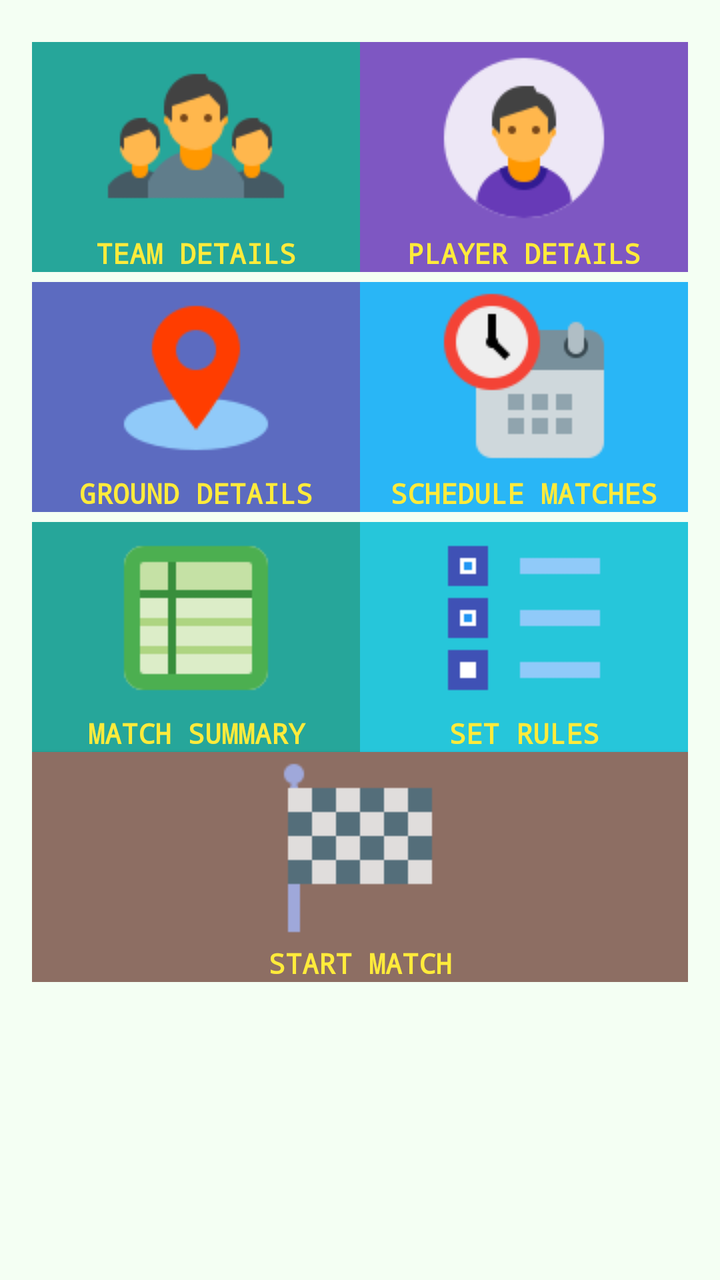
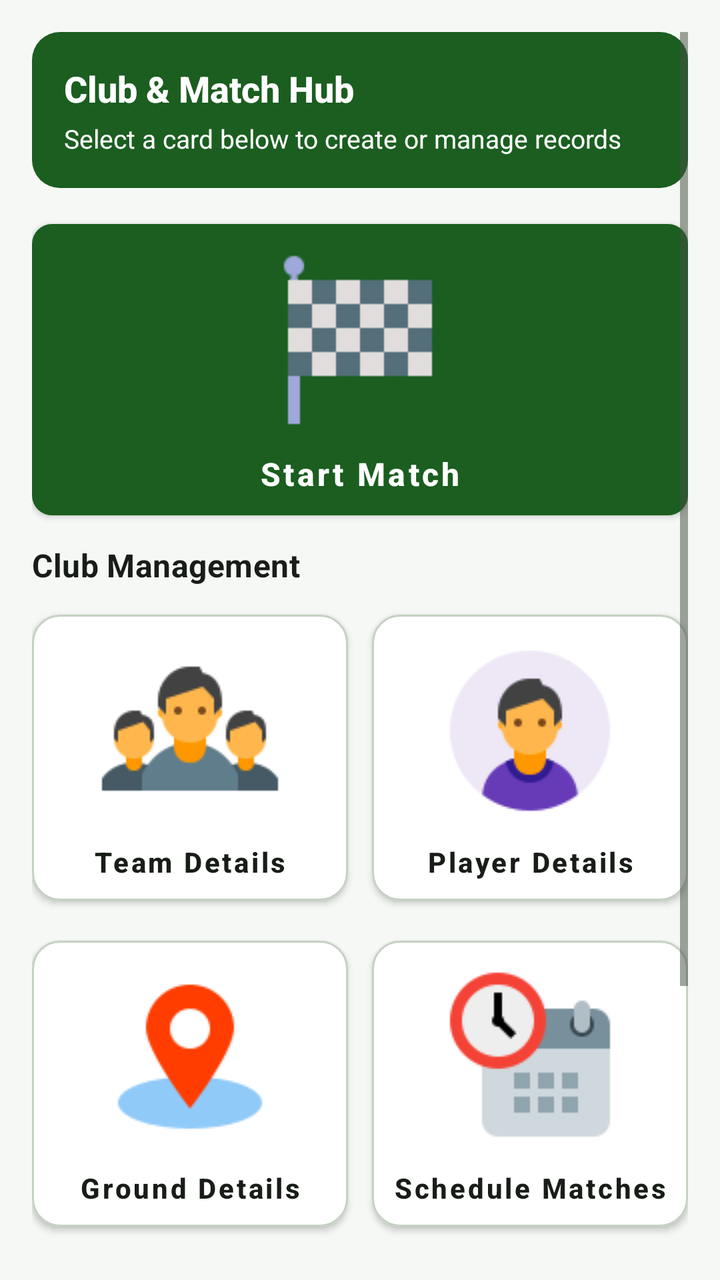

Two renders of the same Android screen: before a commit and after it. Below are the layout's source before the change and the commit's diff.
<!-- AndroidManifest.xml: application theme AppTheme -->
<!-- res/layout/activity_landing_page.xml -->
<?xml version="1.0" encoding="utf-8"?>
<ScrollView xmlns:android="http://schemas.android.com/apk/res/android"
    xmlns:tools="http://schemas.android.com/tools"
    android:id="@+id/activity_landing_page"
    android:layout_width="fill_parent"
    android:layout_height="fill_parent"
    android:paddingBottom="@dimen/activity_vertical_margin"
    android:paddingLeft="@dimen/activity_horizontal_margin"
    android:paddingRight="@dimen/activity_horizontal_margin"
    android:paddingTop="@dimen/activity_vertical_margin"
    android:background="@color/Color_Background"
    tools:context="com.example.android.cricketscoreboard.views.LandingPageActivity">

<LinearLayout xmlns:android="http://schemas.android.com/apk/res/android"
    xmlns:tools="http://schemas.android.com/tools"
    android:layout_width="match_parent"
    android:layout_height="match_parent"
    android:layout_centerHorizontal="true"
    android:layout_centerVertical="true"
    android:layout_gravity="center_horizontal"
    android:orientation="vertical"
    android:background="@color/Color_Background"
    tools:context="com.example.android.cricketscoreboard.views.LandingPageActivity">

<LinearLayout
    android:layout_width="match_parent"
    android:layout_height="match_parent"
    android:orientation="horizontal"
    android:paddingTop="5dp"
    android:layout_weight="0.1"
    >

    <Button
        android:id="@+id/teamDetails_btn"
        android:layout_width="match_parent"
        android:layout_height="match_parent"
        android:layout_weight="1"
        android:background="@color/Color_buttonBackPush2a"
        android:drawableTop="@drawable/conference_2"
        android:fadingEdge="horizontal|vertical"
        android:fontFamily="monospace"
        android:onClick="teamDetails"

        android:text="@string/team_details_string"
        android:textColor="@color/Color_ButtonText"
        android:textStyle="bold" />

    <Button
        android:id="@+id/playerDetails_btn"
        android:layout_width="match_parent"
        android:layout_height="match_parent"
        android:layout_weight="1"
        android:drawableTop="@drawable/user_male_circle_2"
        android:background="@color/Color_buttonBackPush"
        android:fontFamily="monospace"
        android:onClick="onCreateContextMenu"
        android:text="@string/player_details_string"
        android:textColor="@color/Color_ButtonText"
        android:textStyle="bold"

        />

</LinearLayout>

    <LinearLayout
        android:layout_width="match_parent"
        android:layout_height="match_parent"
        android:paddingTop="5dp"
        android:layout_weight="0.1">

        <Button
            android:id="@+id/groundDetails_btn"
            android:layout_width="match_parent"
            android:layout_height="match_parent"
            android:layout_weight="1"
            android:background="@color/Color_buttonBackPusha"
            android:fontFamily="monospace"
            android:onClick="groundDetails"
            android:drawableTop="@drawable/geo_fence_2"
            android:text="@string/ground_details_string"
            android:textColor="@color/Color_ButtonText"
            android:textStyle="bold" />

        <Button
            android:id="@+id/scheduleMatch_btn"
            android:layout_width="match_parent"
            android:layout_height="match_parent"
            android:layout_weight="1"
            android:background="@color/Color_buttonBackPush1a"
            android:fontFamily="monospace"
            android:onClick="scheduleMatches"
            android:text="@string/schedule_match_string"
            android:drawableTop="@drawable/overtime_2"
            android:textColor="@color/Color_ButtonText"
            android:textStyle="bold" />
    </LinearLayout>
    <LinearLayout
        android:layout_width="match_parent"
        android:layout_height="wrap_content"
        android:orientation="horizontal"
        android:paddingTop="5dp"
        android:layout_weight="3">
        <Button
            android:id="@+id/viewMatchSummary_btn"
            android:layout_width="match_parent"
            android:layout_height="match_parent"
            android:layout_weight="2"
            android:background="@color/Color_buttonBackPush2a"
            android:fontFamily="monospace"
            android:text="@string/viewMatchSummary_string"
            android:drawableTop="@drawable/match_summary"
            android:textColor="@color/Color_ButtonText"
            android:textStyle="bold" />
        <Button
            android:id="@+id/setRules_btn"
            android:layout_width="match_parent"
            android:layout_height="match_parent"
            android:layout_weight="2"
            android:background="@color/Color_buttonBackPush2"
            android:fontFamily="monospace"
            android:text="@string/set_rules_string"
            android:drawableTop="@drawable/checklist"
            android:textColor="@color/Color_ButtonText"
            android:textStyle="bold" />
    </LinearLayout>

        <Button
            android:id="@+id/startMatch_btn"
            android:layout_width="match_parent"
            android:layout_height="match_parent"
            android:layout_weight="1"
            android:background="@color/Color_buttonBackPush3"
            android:fontFamily="monospace"
            android:onClick="startMatch"
            android:text="@string/start_match_string"
            android:textColor="@color/Color_ButtonText"
            android:drawableTop="@drawable/finish_flag_2"
            android:textStyle="bold" />
</LinearLayout>




    </ScrollView>
<!-- resources referenced by this layout -->
<resources>
  <color name="Color_Background">#F4FFF3</color>
  <color name="Color_ButtonText">#FFEB3B</color>
  <color name="Color_buttonBackPush">#7E57C2</color>
  <color name="Color_buttonBackPush1a">#29B6F6</color>
  <color name="Color_buttonBackPush2">#26C6DA</color>
  <color name="Color_buttonBackPush2a">#26A69A</color>
  <color name="Color_buttonBackPush3">#8D6E63</color>
  <color name="Color_buttonBackPusha">#5C6BC0</color>
  <style name="AppTheme" parent="Theme.AppCompat.Light.DarkActionBar">
          
          <item name="colorPrimary">@color/colorPrimary</item>
          <item name="colorPrimaryDark">@color/colorPrimaryDark</item>
          <item name="colorAccent">@color/colorAccent</item>
      </style>
  <color name="colorPrimary">#8bc34a</color>
  <color name="colorPrimaryDark">#5a9216</color>
  <color name="colorAccent">#E64A19</color>
  <!-- unchanged entries left out for length: 16 -->
</resources>

<!-- the commit's change to res/layout/activity_landing_page.xml (unified diff, before → after) -->
@@ -1,144 +1,181 @@
 <?xml version="1.0" encoding="utf-8"?>
 <ScrollView xmlns:android="http://schemas.android.com/apk/res/android"
+    xmlns:app="http://schemas.android.com/apk/res-auto"
     xmlns:tools="http://schemas.android.com/tools"
     android:id="@+id/activity_landing_page"
-    android:layout_width="fill_parent"
-    android:layout_height="fill_parent"
-    android:paddingBottom="@dimen/activity_vertical_margin"
-    android:paddingLeft="@dimen/activity_horizontal_margin"
-    android:paddingRight="@dimen/activity_horizontal_margin"
-    android:paddingTop="@dimen/activity_vertical_margin"
-    android:background="@color/Color_Background"
-    tools:context="com.example.android.cricketscoreboard.views.LandingPageActivity">
-
-<LinearLayout xmlns:android="http://schemas.android.com/apk/res/android"
-    xmlns:tools="http://schemas.android.com/tools"
     android:layout_width="match_parent"
     android:layout_height="match_parent"
-    android:layout_centerHorizontal="true"
-    android:layout_centerVertical="true"
-    android:layout_gravity="center_horizontal"
-    android:orientation="vertical"
     android:background="@color/Color_Background"
+    android:fillViewport="true"
+    android:paddingLeft="@dimen/activity_horizontal_margin"
+    android:paddingTop="@dimen/activity_vertical_margin"
+    android:paddingRight="@dimen/activity_horizontal_margin"
+    android:paddingBottom="@dimen/activity_vertical_margin"
     tools:context="com.example.android.cricketscoreboard.views.LandingPageActivity">
-
-<LinearLayout
-    android:layout_width="match_parent"
-    android:layout_height="match_parent"
-    android:orientation="horizontal"
-    android:paddingTop="5dp"
-    android:layout_weight="0.1"
-    >
-
-    <Button
-        android:id="@+id/teamDetails_btn"
-        android:layout_width="match_parent"
-        android:layout_height="match_parent"
-        android:layout_weight="1"
-        android:background="@color/Color_buttonBackPush2a"
-        android:drawableTop="@drawable/conference_2"
-        android:fadingEdge="horizontal|vertical"
-        android:fontFamily="monospace"
-        android:onClick="teamDetails"
-
-        android:text="@string/team_details_string"
-        android:textColor="@color/Color_ButtonText"
-        android:textStyle="bold" />
-
-    <Button
-        android:id="@+id/playerDetails_btn"
-        android:layout_width="match_parent"
-        android:layout_height="match_parent"
-        android:layout_weight="1"
-        android:drawableTop="@drawable/user_male_circle_2"
-        android:background="@color/Color_buttonBackPush"
-        android:fontFamily="monospace"
-        android:onClick="onCreateContextMenu"
-        android:text="@string/player_details_string"
-        android:textColor="@color/Color_ButtonText"
-        android:textStyle="bold"
-
-        />
-
-</LinearLayout>
 
     <LinearLayout
         android:layout_width="match_parent"
-        android:layout_height="match_parent"
-        android:paddingTop="5dp"
-        android:layout_weight="0.1">
+        android:layout_height="wrap_content"
+        android:orientation="vertical">
 
-        <Button
-            android:id="@+id/groundDetails_btn"
+        
+        <LinearLayout
+            android:id="@+id/dashboard_summary_card"
             android:layout_width="match_parent"
-            android:layout_height="match_parent"
-            android:layout_weight="1"
-            android:background="@color/Color_buttonBackPusha"
-            android:fontFamily="monospace"
-            android:onClick="groundDetails"
-            android:drawableTop="@drawable/geo_fence_2"
-            android:text="@string/ground_details_string"
-            android:textColor="@color/Color_ButtonText"
-            android:textStyle="bold" />
+            android:layout_height="wrap_content"
+            android:layout_marginBottom="@dimen/space_md"
+            android:background="@drawable/bg_scoreboard_header"
+            android:orientation="vertical">
 
-        <Button
-            android:id="@+id/scheduleMatch_btn"
-            android:layout_width="match_parent"
-            android:layout_height="match_parent"
-            android:layout_weight="1"
-            android:background="@color/Color_buttonBackPush1a"
-            android:fontFamily="monospace"
-            android:onClick="scheduleMatches"
-            android:text="@string/schedule_match_string"
-            android:drawableTop="@drawable/overtime_2"
-            android:textColor="@color/Color_ButtonText"
-            android:textStyle="bold" />
-    </LinearLayout>
-    <LinearLayout
-        android:layout_width="match_parent"
-        android:layout_height="wrap_content"
-        android:orientation="horizontal"
-        android:paddingTop="5dp"
-        android:layout_weight="3">
-        <Button
-            android:id="@+id/viewMatchSummary_btn"
-            android:layout_width="match_parent"
-            android:layout_height="match_parent"
-            android:layout_weight="2"
-            android:background="@color/Color_buttonBackPush2a"
-            android:fontFamily="monospace"
-            android:text="@string/viewMatchSummary_string"
-            android:drawableTop="@drawable/match_summary"
-            android:textColor="@color/Color_ButtonText"
-            android:textStyle="bold" />
-        <Button
-            android:id="@+id/setRules_btn"
-            android:layout_width="match_parent"
-            android:layout_height="match_parent"
-            android:layout_weight="2"
-            android:background="@color/Color_buttonBackPush2"
-            android:fontFamily="monospace"
-            android:text="@string/set_rules_string"
-            android:drawableTop="@drawable/checklist"
-            android:textColor="@color/Color_ButtonText"
-            android:textStyle="bold" />
-    </LinearLayout>
+            <TextView
+                android:layout_width="match_parent"
+                android:layout_height="wrap_content"
+                android:fontFamily="sans-serif-medium"
+                android:text="Club &amp; Match Hub"
+                android:textColor="@color/colorOnSurfaceHeader"
+                android:textSize="18sp"
+                android:textStyle="bold" />
 
+            <TextView
+                android:id="@+id/dashboard_summary_subtitle"
+                android:layout_width="match_parent"
+                android:layout_height="wrap_content"
+                android:layout_marginTop="4dp"
+                android:text="Select a card below to create or manage records"
+                android:textColor="@color/colorOnSurfaceHeader"
+                android:textSize="13sp" />
+        </LinearLayout>
+
+        
         <Button
             android:id="@+id/startMatch_btn"
+            style="@style/Widget.Cricket.PrimaryButton"
             android:layout_width="match_parent"
-            android:layout_height="match_parent"
-            android:layout_weight="1"
-            android:background="@color/Color_buttonBackPush3"
-            android:fontFamily="monospace"
+            android:layout_height="wrap_content"
+            android:layout_marginBottom="@dimen/space_sm"
+            android:drawableTop="@drawable/finish_flag_2"
+            android:drawablePadding="4dp"
+            android:minHeight="88dp"
             android:onClick="startMatch"
+            android:paddingTop="10dp"
+            android:paddingBottom="10dp"
             android:text="@string/start_match_string"
-            android:textColor="@color/Color_ButtonText"
-            android:drawableTop="@drawable/finish_flag_2"
-            android:textStyle="bold" />
-</LinearLayout>
+            android:textColor="@color/colorOnPrimary"
+            android:textSize="16sp"
+            android:textStyle="bold"
+            app:backgroundTint="?attr/colorPrimary" />
 
+        <TextView
+            android:layout_width="match_parent"
+            android:layout_height="wrap_content"
+            android:layout_marginBottom="@dimen/space_sm"
+            android:text="Club Management"
+            android:textAppearance="@style/TextAppearance.Cricket.SectionTitle" />
 
+        
+        <LinearLayout
+            android:layout_width="match_parent"
+            android:layout_height="wrap_content"
+            android:layout_marginBottom="@dimen/space_sm"
+            android:orientation="horizontal">
 
+            <Button
+                android:id="@+id/teamDetails_btn"
+                style="@style/Widget.Cricket.DashboardTile"
+                android:layout_width="0dp"
+                android:layout_height="match_parent"
+                android:layout_marginEnd="6dp"
+                android:layout_marginRight="6dp"
+                android:layout_weight="1"
+                android:drawableTop="@drawable/conference_2"
+                android:drawablePadding="8dp"
+                android:onClick="teamDetails"
+                android:text="@string/team_details_string" />
 
-    </ScrollView>
+            <Button
+                android:id="@+id/playerDetails_btn"
+                style="@style/Widget.Cricket.DashboardTile"
+                android:layout_width="0dp"
+                android:layout_height="match_parent"
+                android:layout_marginStart="6dp"
+                android:layout_marginLeft="6dp"
+                android:layout_weight="1"
+                android:drawableTop="@drawable/user_male_circle_2"
+                android:drawablePadding="8dp"
+                android:text="@string/player_details_string" />
+        </LinearLayout>
+
+        
+        <LinearLayout
+            android:layout_width="match_parent"
+            android:layout_height="wrap_content"
+            android:layout_marginBottom="@dimen/space_md"
+            android:orientation="horizontal">
+
+            <Button
+                android:id="@+id/groundDetails_btn"
+                style="@style/Widget.Cricket.DashboardTile"
+                android:layout_width="0dp"
+                android:layout_height="match_parent"
+                android:layout_marginEnd="6dp"
+                android:layout_marginRight="6dp"
+                android:layout_weight="1"
+                android:drawableTop="@drawable/geo_fence_2"
+                android:drawablePadding="8dp"
+                android:onClick="groundDetails"
+                android:text="@string/ground_details_string" />
+
+            <Button
+                android:id="@+id/scheduleMatch_btn"
+                style="@style/Widget.Cricket.DashboardTile"
+                android:layout_width="0dp"
+                android:layout_height="match_parent"
+                android:layout_marginStart="6dp"
+                android:layout_marginLeft="6dp"
+                android:layout_weight="1"
+                android:drawableTop="@drawable/overtime_2"
+                android:drawablePadding="8dp"
+                android:onClick="scheduleMatches"
+                android:text="@string/schedule_match_string" />
+        </LinearLayout>
+
+        <TextView
+            android:layout_width="match_parent"
+            android:layout_height="wrap_content"
+            android:layout_marginBottom="@dimen/space_sm"
+            android:text="Analysis &amp; Configuration"
+            android:textAppearance="@style/TextAppearance.Cricket.SectionTitle" />
+
+        
+        <LinearLayout
+            android:layout_width="match_parent"
+            android:layout_height="wrap_content"
+            android:orientation="horizontal">
+
+            <Button
+                android:id="@+id/viewMatchSummary_btn"
+                style="@style/Widget.Cricket.DashboardTile"
+                android:layout_width="0dp"
+                android:layout_height="match_parent"
+                android:layout_marginEnd="6dp"
+                android:layout_marginRight="6dp"
+                android:layout_weight="1"
+                android:drawableTop="@drawable/match_summary"
+                android:drawablePadding="8dp"
+                android:text="@string/viewMatchSummary_string" />
+
+            <Button
+                android:id="@+id/setRules_btn"
+                style="@style/Widget.Cricket.DashboardTile"
+                android:layout_width="0dp"
+                android:layout_height="match_parent"
+                android:layout_marginStart="6dp"
+                android:layout_marginLeft="6dp"
+                android:layout_weight="1"
+                android:drawableTop="@drawable/checklist"
+                android:drawablePadding="8dp"
+                android:text="@string/set_rules_string" />
+        </LinearLayout>
+
+    </LinearLayout>
+</ScrollView>
<!-- resource entries referenced after the edit -->
@@ -1,22 +1,85 @@
 <!-- resources referenced by this layout -->
 <resources>
-  <color name="Color_Background">#F4FFF3</color>
-  <color name="Color_ButtonText">#FFEB3B</color>
-  <color name="Color_buttonBackPush">#7E57C2</color>
-  <color name="Color_buttonBackPush1a">#29B6F6</color>
-  <color name="Color_buttonBackPush2">#26C6DA</color>
-  <color name="Color_buttonBackPush2a">#26A69A</color>
-  <color name="Color_buttonBackPush3">#8D6E63</color>
-  <color name="Color_buttonBackPusha">#5C6BC0</color>
-  <style name="AppTheme" parent="Theme.AppCompat.Light.DarkActionBar">
-          
+  <color name="Color_Background">#F5F8F4</color>
+  <color name="colorOnPrimary">#FFFFFF</color>
+  <color name="colorOnSurfaceHeader">#FFFFFF</color>
+  <dimen name="space_md">12dp</dimen>
+  <dimen name="space_sm">8dp</dimen>
+  <!-- drawable bg_scoreboard_header (drawable) -->
+  <?xml version="1.0" encoding="utf-8"?>
+  <shape xmlns:android="http://schemas.android.com/apk/res/android"
+      android:shape="rectangle">
+      <solid android:color="@color/colorSurfaceHeader" />
+      <corners android:radius="@dimen/card_corner_radius" />
+      <padding
+          android:bottom="16dp"
+          android:left="16dp"
+          android:right="16dp"
+          android:top="16dp" />
+  </shape>
+  <style name="TextAppearance.Cricket.SectionTitle" parent="TextAppearance.MaterialComponents.Subtitle1">
+          <item name="android:textSize">16sp</item>
+          <item name="android:textStyle">bold</item>
+          <item name="android:textColor">@color/colorTextPrimary</item>
+          <item name="android:fontFamily">sans-serif-medium</item>
+      </style>
+  <style name="Widget.Cricket.DashboardTile" parent="Widget.MaterialComponents.Button">
+          <item name="android:minHeight">96dp</item>
+          <item name="android:paddingTop">10dp</item>
+          <item name="android:paddingBottom">10dp</item>
+          <item name="android:paddingLeft">10dp</item>
+          <item name="android:paddingRight">10dp</item>
+          <item name="android:textAllCaps">false</item>
+          <item name="android:textSize">14sp</item>
+          <item name="android:textStyle">bold</item>
+          <item name="android:fontFamily">sans-serif-medium</item>
+          <item name="android:textColor">@color/colorTextPrimary</item>
+          <item name="backgroundTint">@color/colorSurface</item>
+          <item name="strokeColor">@color/colorOutline</item>
+          <item name="strokeWidth">1dp</item>
+          <item name="cornerRadius">@dimen/card_corner_radius</item>
+          <item name="elevation">2dp</item>
+          <item name="rippleColor">@color/colorPrimaryContainer</item>
+      </style>
+  <style name="Widget.Cricket.PrimaryButton" parent="Widget.MaterialComponents.Button">
+          <item name="android:minHeight">@dimen/min_touch_target</item>
+          <item name="android:textAllCaps">false</item>
+          <item name="android:textStyle">bold</item>
+          <item name="android:textSize">15sp</item>
+          <item name="cornerRadius">@dimen/button_corner_radius</item>
+      </style>
+  <style name="AppTheme" parent="Theme.MaterialComponents.DayNight.DarkActionBar">
           <item name="colorPrimary">@color/colorPrimary</item>
           <item name="colorPrimaryDark">@color/colorPrimaryDark</item>
+          <item name="colorPrimaryVariant">@color/colorPrimaryVariant</item>
+          <item name="colorOnPrimary">@color/colorOnPrimary</item>
           <item name="colorAccent">@color/colorAccent</item>
+          <item name="colorSecondary">@color/colorSecondary</item>
+          <item name="colorSecondaryVariant">@color/colorSecondaryVariant</item>
+          <item name="colorOnSecondary">@color/colorOnSecondary</item>
+          <item name="android:colorBackground">@color/Color_Background</item>
+          <item name="colorSurface">@color/colorSurface</item>
+          <item name="colorOnSurface">@color/colorTextPrimary</item>
+          <item name="android:textColorPrimary">@color/colorTextPrimary</item>
+          <item name="android:textColorSecondary">@color/colorTextSecondary</item>
+          <item name="android:statusBarColor">@color/colorPrimaryDark</item>
       </style>
-  <color name="colorPrimary">#8bc34a</color>
-  <color name="colorPrimaryDark">#5a9216</color>
-  <color name="colorAccent">#E64A19</color>
+  <color name="colorSurfaceHeader">#1B5E20</color>
+  <dimen name="card_corner_radius">14dp</dimen>
+  <color name="colorTextPrimary">#181D18</color>
+  <color name="colorSurface">#FFFFFF</color>
+  <color name="colorOutline">#C5D1C3</color>
+  <color name="colorPrimaryContainer">#D7F5D3</color>
+  <dimen name="min_touch_target">48dp</dimen>
+  <dimen name="button_corner_radius">10dp</dimen>
+  <color name="colorPrimary">#1B5E20</color>
+  <color name="colorPrimaryDark">#0D3B10</color>
+  <color name="colorPrimaryVariant">#2E7D32</color>
+  <color name="colorAccent">#C62828</color>
+  <color name="colorSecondary">#C62828</color>
+  <color name="colorSecondaryVariant">#8E0000</color>
+  <color name="colorOnSecondary">#FFFFFF</color>
+  <color name="colorTextSecondary">#444F44</color>
   <!-- unchanged entries left out for length: 16 -->
 </resources>
 
